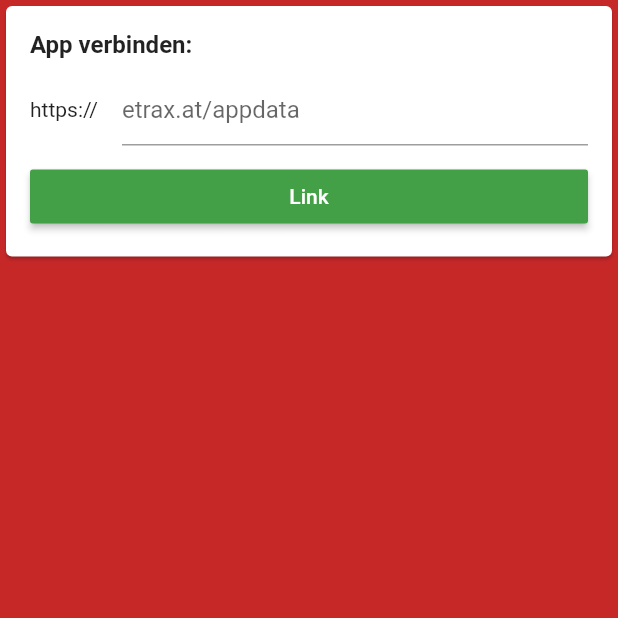
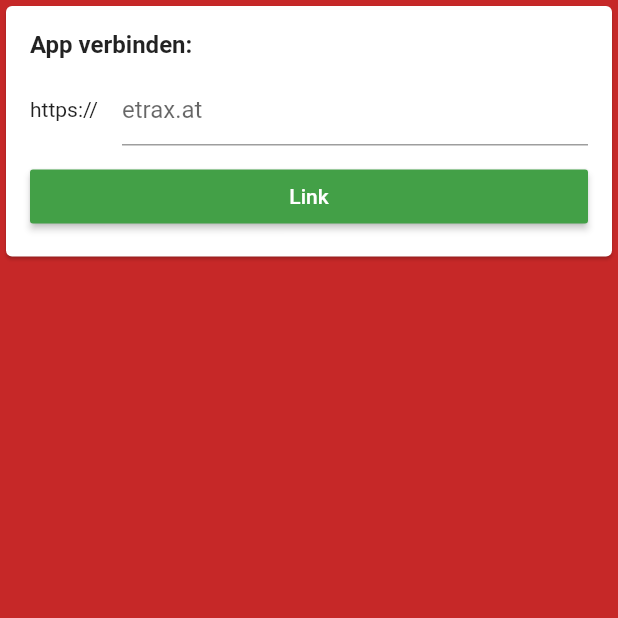
Before and after one commit to etrax-rescue/etrax-rescue-app, a Flutter app: the screen it shows after launch, on a phone screen of 412 x 824 dp, the top half of it. Run offline on Flutter 3.47's test engine with Material 2 defaults, Android fonts, the phone set to English and light mode, and no system bars; our stand-ins replace auto_route, bloc, dartz, data_connection_checker, equatable, flutter_bloc and 2 more.

Commit message:
Removed /appdata path from uri entry

```diff
--- a/lib/common/app_connect/data/datasources/base_uri_remote_endpoint_verification.dart
+++ b/lib/common/app_connect/data/datasources/base_uri_remote_endpoint_verification.dart
@@ -13,7 +13,7 @@ class BaseUriRemoteEndpointVerificationImpl
 
   @override
   Future<bool> verifyRemoteEndpoint(String baseUri) async {
-    final request = client.get(baseUri + '/version_info.json');
+    final request = client.get(baseUri + '/appdata/version_info.json');
     final response = await request.timeout(const Duration(seconds: 2));
     if (response.statusCode == 200) {
       // TODO: how should we handle different versions?
--- a/lib/features/app_connect/presentation/widgets/app_connect_controls.dart
+++ b/lib/features/app_connect/presentation/widgets/app_connect_controls.dart
@@ -27,7 +27,7 @@ class _AppconnectControlsState extends State<AppconnectControls> {
                   keyboardType: TextInputType.url,
                   decoration: InputDecoration(
                     icon: Text('https://'),
-                    hintText: 'etrax.at/appdata',
+                    hintText: 'etrax.at',
                   ),
                   onChanged: (value) {
                     inputStr = value;
```
Also changed, not shown: 1 other file.
